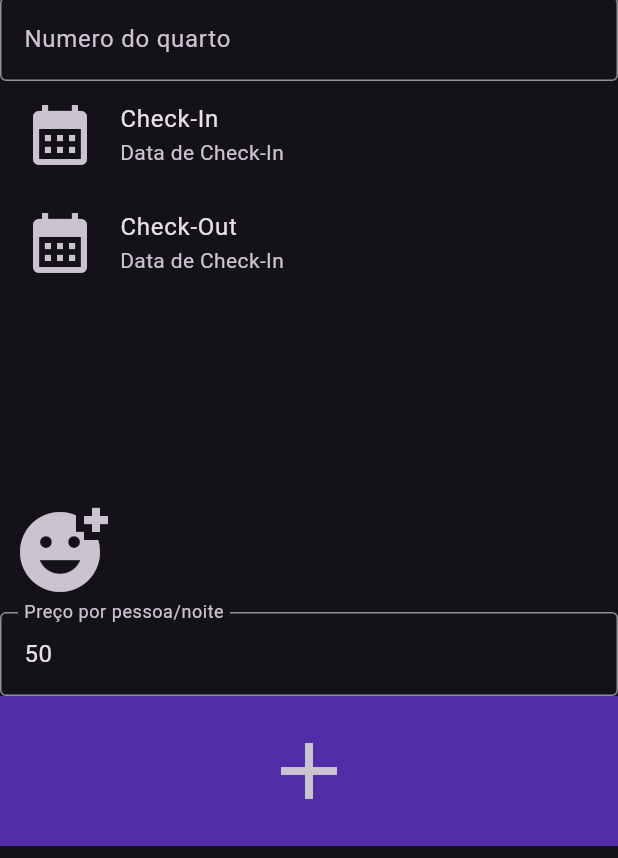
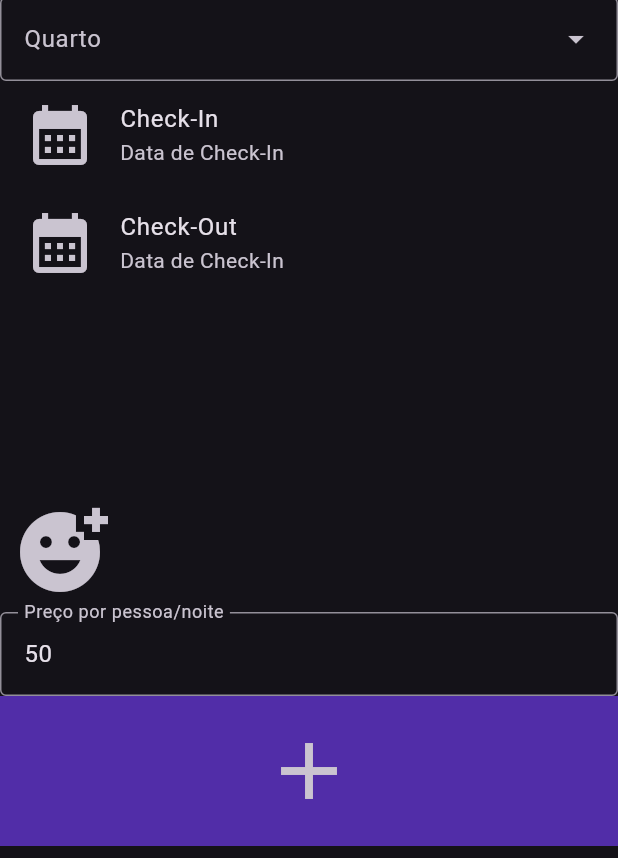
Before and after one commit to jvdon/HotelCarvalhoApp, a Flutter app: the screen it shows after launch, after a tap on the "plus one" icon, on a phone screen of 412 x 824 dp, the part 87-945 px from its top. Run offline on Flutter 3.47's test engine with Material 2 defaults, Android fonts, the phone set to English and light mode, and no system bars; our stand-ins replace google_fonts, mask_text_input_formatter, sqflite, sqflite_common_ffi; accounts and stored records are empty.

Commit message:
Added room support

```diff
--- /dev/null
+++ b/lib/db/reserva_db.dart
@@ -0,0 +1,58 @@
+import 'package:carvalho/db/room_db.dart';
+import 'package:carvalho/models/reserva.dart';
+import 'package:carvalho/models/room.dart';
+import 'package:path/path.dart';
+import 'package:sqflite/sqflite.dart';
+
+class ReservaDB {
+  Future<Database> _getDatabase() async {
+    String path = join(await getDatabasesPath(), 'reservas.db');
+
+    return openDatabase(
+      path,
+      onCreate: (db, version) {
+        return db.execute(
+            "CREATE TABLE reservas(id INTEGER PRIMARY KEY AUTOINCREMENT,quarto STRING,checkin DATETIME NOT NULL,checkout DATETIME NOT NULL,hospedes STRING DEFAULT \"[]\",preco INTEGER DEFAULT 50,valor INTEGER NOT NULL)");
+      },
+      // onConfigure: (db) {
+      //   return db.execute(
+      //       "DROP TABLE reservas; CREATE TABLE reservas(id INTEGER PRIMARY KEY AUTOINCREMENT,quarto STRING,checkin DATETIME NOT NULL,checkout DATETIME NOT NULL,hospedes STRING DEFAULT \"[]\",preco INTEGER DEFAULT 50,valor INTEGER NOT NULL)");
+      // },
+      version: 1,
+    );
+  }
+
+  Future<void> insertReserva(Reserva reserva) async {
+    // Get a reference to the database.
+    final db = await _getDatabase();
+
+    await db.insert(
+      'reservas',
+      reserva.toMap(),
+      conflictAlgorithm: ConflictAlgorithm.replace,
+    );
+
+    RoomDB().updateStatus(reserva.quarto.number, RoomStatus.ocupado);
+  }
+
+  Future<void> deleteReserva(Reserva reserva) async {
+    final db = await _getDatabase();
+    RoomDB().updateStatus(reserva.quarto.number, RoomStatus.pronto);
+    db.delete('reservas', where: 'id = ${reserva.id}');
+
+  }
+
+  Future<List<Reserva>> reservas() async {
+    // Get a reference to the database.
+    final db = await _getDatabase();
+
+    final List<Map<String, dynamic>> maps = await db.query('reservas');
+
+    return List.generate(
+      maps.length,
+      (i) {
+        return Reserva.fromJSON(maps[i]);
+      },
+    );
+  }
+}
--- /dev/null
+++ b/lib/models/reserva.dart
@@ -0,0 +1,59 @@
+import 'dart:convert';
+
+import 'package:carvalho/models/hospede.dart';
+import 'package:carvalho/models/room.dart';
+import 'package:intl/intl.dart';
+
+class Reserva {
+  late int id = 0;
+  late Room quarto;
+  late DateTime checkin;
+  late DateTime checkout;
+  late List<Hospede> hospedes = [];
+  late int preco = 50;
+  late int valor;
+
+  Reserva({
+    this.id = 0,
+    required this.checkin,
+    required this.checkout,
+    required this.hospedes,
+    required this.quarto,
+    this.preco = 50,
+  }) {
+    valor = (checkout.difference(checkin).inDays) * hospedes.length * preco;
+  }
+
+  Map<String, dynamic> toMap() {
+    return {
+      'id': id,
+      'quarto': jsonEncode(quarto.toMap()),
+      'checkin': DateFormat('dd/MM/yyyy').format(checkin),
+      'checkout': DateFormat('dd/MM/yyyy').format(checkout),
+      'hospedes': jsonEncode(hospedes.map((e) => e.toMap()).toList()),
+      'preco': preco,
+      'valor': valor
+    };
+  }
+
+  Reserva.fromJSON(Map json) {
+    List checkinS = (json['checkin'] as String)
+        .split("/")
+        .map((e) => int.parse(e))
+        .toList();
+    List checkoutS = (json['checkout'] as String)
+        .split("/")
+        .map((e) => int.parse(e))
+        .toList();
+
+    id = json['id'];
+    quarto = Room.fromMap(jsonDecode(json['quarto']));
+    checkin = DateTime(checkinS.last, checkinS[1], checkinS.first);
+    checkout = DateTime(checkoutS.last, checkoutS[1], checkoutS.first);
+    hospedes = (jsonDecode(json['hospedes']) as List)
+        .map((e) => Hospede.fromMap(e))
+        .toList();
+    preco = json['preco'] as int;
+    valor = (checkout.difference(checkin).inDays) * hospedes.length * preco;
+  }
+}
--- a/lib/pages/checkin_page.dart
+++ b/lib/pages/checkin_page.dart
@@ -1,5 +1,9 @@
+// ignore_for_file: sized_box_for_whitespace
+
+import 'package:carvalho/db/reserva_db.dart';
 import 'package:carvalho/db/room_db.dart';
 import 'package:carvalho/models/hospede.dart';
+import 'package:carvalho/models/reserva.dart';
 import 'package:carvalho/models/room.dart';
 import 'package:flutter/material.dart';
 import 'package:intl/intl.dart';
@@ -14,9 +18,10 @@ class CheckinPage extends StatefulWidget {
 
 class _CheckinPageState extends State<CheckinPage> {
   GlobalKey _key = GlobalKey();
-  RoomDB db = RoomDB();
+  ReservaDB db = ReservaDB();
+  RoomDB roomDB = RoomDB();
 
-  TextEditingController roomNumber = TextEditingController();
+  int roomNumber = 0;
   DateTime? checkin;
   DateTime? checkout;
   RoomStatus status = RoomStatus.ocupado;
@@ -34,18 +39,7 @@ class _CheckinPageState extends State<CheckinPage> {
         child: Column(
           crossAxisAlignment: CrossAxisAlignment.start,
           children: [
-            TextFormField(
-              keyboardType: TextInputType.number,
-              controller: roomNumber,
-              decoration: const InputDecoration(
-                  label: Text("Numero do quarto"),
-                  border: OutlineInputBorder()),
-              validator: (value) {
-                return (value == null || value.isEmpty)
-                    ? 'Campo Obrigatório'
-                    : null;
-              },
-            ),
+            _buildDropdown(),
             _buildCheckIn(),
             _buildCheckOut(),
             Container(
@@ -119,22 +113,24 @@ class _CheckinPageState extends State<CheckinPage> {
               child: IconButton(
                 icon: const Icon(Icons.add),
                 iconSize: 64,
-                onPressed: () {
+                onPressed: () async {
                   FormState state = _key.currentState as FormState;
                   if (state.validate() &&
                       checkin != null &&
                       checkout != null &&
                       hospedes.isNotEmpty) {
-                    db.reservas().then((value) {
-                      Room room = Room(
+                    db.reservas().then((value) async {
+                      Room quarto = await RoomDB().getByNumber(roomNumber);
+
+                      Reserva room = Reserva(
                           id: value.length + 1,
-                          number: int.parse(roomNumber.text),
+                          quarto: quarto,
                           checkin: checkin!,
                           checkout: checkout!,
-                          status: status,
                           hospedes: hospedes);
 
-                      db.insertRoom(room);
+                      db.insertReserva(room);
+                      Navigator.of(context).pop();
                     });
                   } else {
                     ScaffoldMessenger.of(context).showSnackBar(const SnackBar(
@@ -146,6 +142,48 @@ class _CheckinPageState extends State<CheckinPage> {
           ],
         ),
       ),
+    );
+  }
+
+  Widget _buildDropdown() {
+    return FutureBuilder<List<Room>>(
+      future: roomDB.quartos(),
+      builder: (context, snapshot) {
+        if (snapshot.connectionState == ConnectionState.waiting) {
+          return CircularProgressIndicator();
+        } else if (snapshot.connectionState == ConnectionState.done) {
+          if (snapshot.hasData) {
+            List<Room> rooms = snapshot.data!;
+            return DropdownMenu(
+              width: MediaQuery.of(context).size.width,
+              label: const Text("Quarto"),
+              onSelected: (value) {
+                if (value != null) {
+                  roomNumber = value;
+                }
+              },
+              dropdownMenuEntries: rooms
+                  .map((e) => DropdownMenuEntry(
+                      value: e.number, label: e.number.toString()))
+                  .toList(),
+            );
+          } else {
+            return const Column(
+              children: [
+                Icon(Icons.error),
+                Text("Error fetching data"),
+              ],
+            );
+          }
+        } else {
+          return const Column(
+            children: [
+              Icon(Icons.question_mark),
+              Text("Unknown state"),
+            ],
+          );
+        }
+      },
     );
   }
 
--- a/lib/pages/main_page.dart
+++ b/lib/pages/main_page.dart
@@ -1,8 +1,11 @@
 import 'dart:async';
 
-import 'package:carvalho/db/room_db.dart';
+import 'package:carvalho/db/reserva_db.dart';
+import 'package:carvalho/models/reserva.dart';
 import 'package:carvalho/models/room.dart';
 import 'package:carvalho/pages/checkin_page.dart';
+import 'package:carvalho/pages/reservas_page.dart';
+import 'package:carvalho/pages/rooms_page.dart';
 import 'package:carvalho/partials/roomItem.dart';
 import 'package:flutter/material.dart';
 
@@ -13,90 +16,27 @@ class MainPage extends StatefulWidget {
   State<MainPage> createState() => _MainPageState();
 }
 
-RoomDB db = RoomDB();
-Future<List<Room>> rooms = db.reservas();
-int valorTotal = 0;
-
 class _MainPageState extends State<MainPage> {
-  @override
-  void initState() {
-    // TODO: implement initState
-    super.initState();
-    rooms = db.reservas();
-  }
-
+  int currId = 0;
+  List<Widget> pages = [ReservasPage(), RoomsPage()];
   @override
   Widget build(BuildContext context) {
     return Scaffold(
       appBar: AppBar(
-        title: ListTile(
-          title: Text("Hotel Carvalho"),
-          subtitle: Text("Valor Total: $valorTotal"),
-        ),
-        actions: [
-          IconButton(
-            icon: Icon(Icons.refresh),
-            onPressed: () {
-              setState(() {
-                rooms = db.reservas();
-                valorTotal = 0;
-                rooms.then((value) {
-                  value.forEach((element) {
-                    valorTotal += element.valor;
-                  });
-                });
-              });
-            },
-          ),
+        title: const Text("Hotel Carvalho - Management"),
+      ),
+      bottomNavigationBar: BottomNavigationBar(
+        onTap: (value) {
+          setState(() {
+            currId = value;
+          });
+        },
+        items: const [
+          BottomNavigationBarItem(icon: Icon(Icons.people), label: "Reservas"),
+          BottomNavigationBarItem(icon: Icon(Icons.bed), label: "Quartos"),
         ],
       ),
-      floatingActionButton: FloatingActionButton(
-        child: const Icon(Icons.plus_one),
-        onPressed: () {
-          Navigator.of(context).push(
-              MaterialPageRoute(builder: (context) => const CheckinPage()));
-        },
-      ),
-      body: FutureBuilder<List<Room>>(
-        future: rooms,
-        builder: (context, snapshot) {
-          if (snapshot.connectionState == ConnectionState.waiting) {
-            return const Center(
-              child: CircularProgressIndicator(),
-            );
-          } else if (snapshot.connectionState == ConnectionState.done) {
-            if (snapshot.hasError) {
-              return const Column(
-                children: [
-                  Icon(Icons.error_outline_outlined),
-                  Text("Error fetching data"),
-                ],
-              );
-            } else {
-              List<Room> rooms = snapshot.data!;
-              valorTotal = 0;
-
-              return ListView.builder(
-                itemCount: rooms.length,
-                itemBuilder: (context, index) {
-                  Room room = rooms[index];
-
-                  valorTotal += room.valor;
-
-                  return RoomItem(room: room);
-                },
-              );
-            }
-          } else {
-            return const Column(
-              children: [
-                Icon(Icons.question_mark),
-                Text("Unknown State"),
-              ],
-            );
-          }
-        },
-      ),
+      body: pages[currId],
     );
   }
 }
--- /dev/null
+++ b/lib/pages/reservas_page.dart
@@ -0,0 +1,101 @@
+import 'package:carvalho/db/reserva_db.dart';
+import 'package:carvalho/models/reserva.dart';
+import 'package:carvalho/pages/checkin_page.dart';
+import 'package:carvalho/partials/roomItem.dart';
+import 'package:flutter/material.dart';
+
+class ReservasPage extends StatefulWidget {
+  const ReservasPage({super.key});
+
+  @override
+  State<ReservasPage> createState() => _ReservasPageState();
+}
+
+ReservaDB db = ReservaDB();
+Future<List<Reserva>> rooms = db.reservas();
+int valorTotal = 0;
+
+class _ReservasPageState extends State<ReservasPage> {
+
+  @override
+  void initState() {
+    // TODO: implement initState
+    super.initState();
+    rooms = db.reservas();
+  }
+
+  @override
+  Widget build(BuildContext context) {
+    return Scaffold(
+      appBar: AppBar(
+        title: ListTile(
+          title: Text("Hotel Carvalho"),
+          subtitle: Text("Valor Total: $valorTotal"),
+        ),
+        actions: [
+          IconButton(
+            icon: Icon(Icons.refresh),
+            onPressed: () {
+              setState(() {
+                rooms = db.reservas();
+                valorTotal = 0;
+                rooms.then((value) {
+                  value.forEach((element) {
+                    valorTotal += element.valor;
+                  });
+                });
+              });
+            },
+          ),
+        ],
+      ),
+      floatingActionButton: FloatingActionButton(
+        child: const Icon(Icons.plus_one),
+        onPressed: () {
+          Navigator.of(context).push(
+              MaterialPageRoute(builder: (context) => const CheckinPage()));
+        },
+      ),
+      body: FutureBuilder<List<Reserva>>(
+        future: rooms,
+        builder: (context, snapshot) {
+          if (snapshot.connectionState == ConnectionState.waiting) {
+            return const Center(
+              child: CircularProgressIndicator(),
+            );
+          } else if (snapshot.connectionState == ConnectionState.done) {
+            if (snapshot.hasError) {
+              return const Column(
+                children: [
+                  Icon(Icons.error_outline_outlined),
+                  Text("Error fetching data"),
+                ],
+              );
+            } else {
+              List<Reserva> rooms = snapshot.data!;
+              valorTotal = 0;
+
+              return ListView.builder(
+                itemCount: rooms.length,
+                itemBuilder: (context, index) {
+                  Reserva room = rooms[index];
+
+                  valorTotal += room.valor;
+
+                  return RoomItem(room: room);
+                },
+              );
+            }
+          } else {
+            return const Column(
+              children: [
+                Icon(Icons.question_mark),
+                Text("Unknown State"),
+              ],
+            );
+          }
+        },
+      ),
+    );
+  }
+}
```
Also changed, not shown: lib/db/room_db.dart (+18 -26 lines), lib/models/room.dart (+21 -23 lines), lib/pages/room_add.dart (added, +72 -0 lines), lib/pages/rooms_page.dart (added, +94 -0 lines), lib/partials/roomItem.dart (+15 -20 lines), 1 other file.
